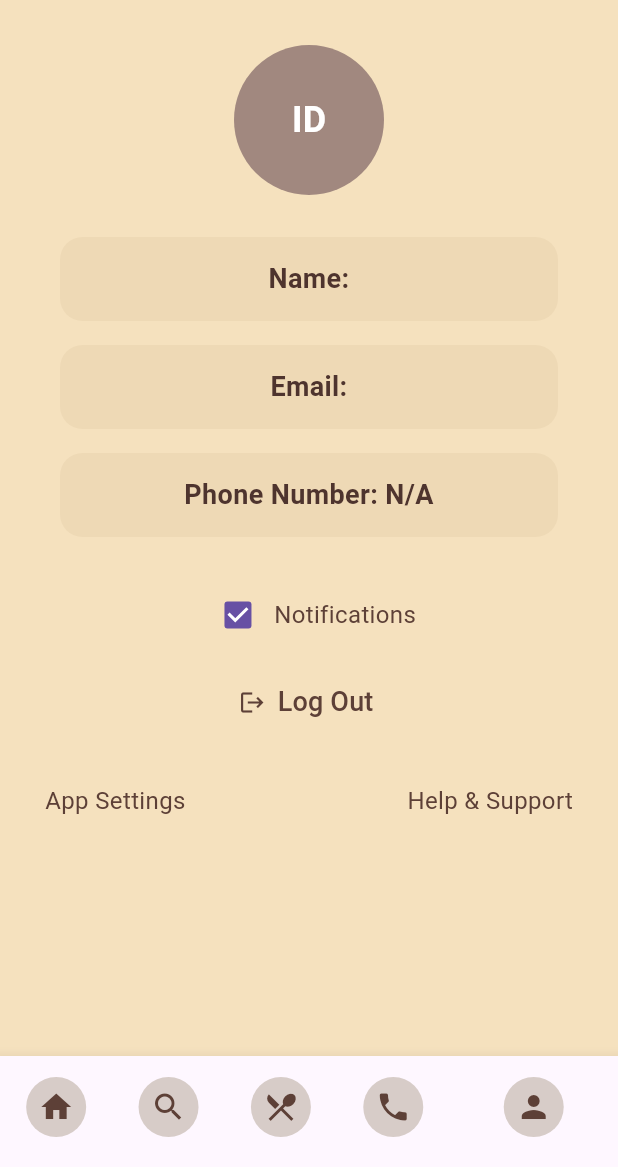
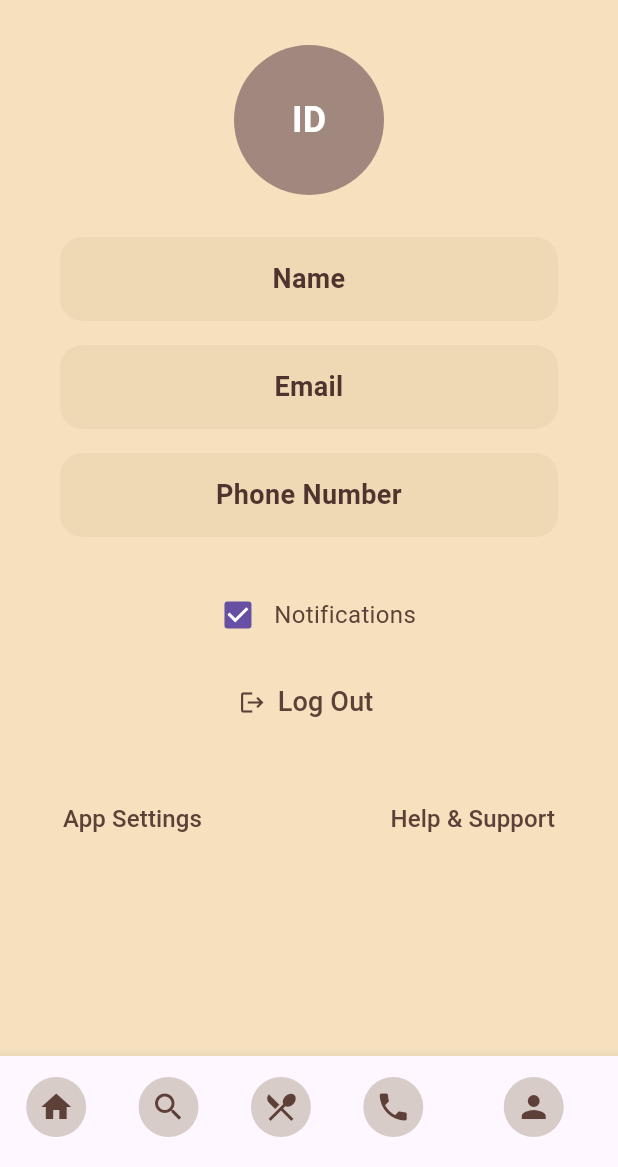
Before and after one commit to Ternard/pics, a Flutter app: the ProfileScreen screen opened by its route, on a phone screen of 412 x 824 dp, the part 69-1236 px from its top. Run offline on Flutter 3.47's test engine with Material 3 defaults, Android fonts, the phone set to English and light mode, and no system bars; our stand-ins replace google_fonts, image_picker, supabase_flutter; accounts and stored records are empty.

Commit message:
Your message

```diff
--- a/lib/profile.dart
+++ b/lib/profile.dart
@@ -1,18 +1,17 @@
+// profile.dart
 import 'package:flutter/material.dart';
 import 'package:google_fonts/google_fonts.dart';
-import 'package:supabase_flutter/supabase_flutter.dart'; // Import Supabase
+import 'settings.dart'; // Import the new SettingsPage
 
 class ProfileScreen extends StatelessWidget {
   const ProfileScreen({super.key});
 
   @override
   Widget build(BuildContext context) {
-    final user = Supabase.instance.client.auth.currentUser;
-
     return Scaffold(
-      backgroundColor: Color(0xFFF5E1BE), // Beige background
+      backgroundColor: const Color(0xFFF5E1BE), // Beige background
       appBar: AppBar(
-        backgroundColor: Color(0xFFF5E1BE),
+        backgroundColor: const Color(0xFFF5E1BE),
         elevation: 0,
         automaticallyImplyLeading: false, // Remove back button
         title: Row(
@@ -22,7 +21,7 @@ class ProfileScreen extends StatelessWidget {
               radius: 18,
               child: Icon(Icons.restaurant, color: Colors.black), // Placeholder for logo
             ),
-            SizedBox(width: 10),
+            const SizedBox(width: 10),
             Text(
               "MealMeter",
               style: GoogleFonts.playfairDisplay(
@@ -37,24 +36,24 @@ class ProfileScreen extends StatelessWidget {
       body: Column(
         crossAxisAlignment: CrossAxisAlignment.center,
         children: [
-          SizedBox(height: 20),
+          const SizedBox(height: 20),
 
           // Profile ID Circle
           CircleAvatar(
             radius: 50,
             backgroundColor: Colors.brown[300],
-            child: Text(
+            child: const Text(
               "ID",
               style: TextStyle(fontSize: 24, fontWeight: FontWeight.bold, color: Colors.white),
             ),
           ),
-          SizedBox(height: 20),
+          const SizedBox(height: 20),
 
           // Profile Information Fields
-          ProfileField(text: "Name: ${user?.email ?? 'N/A'}"),
-          ProfileField(text: "Email: ${user?.email ?? 'N/A'}"),
-          ProfileField(text: "Phone Number: N/A"),
-          SizedBox(height: 20),
+          ProfileField(text: "Name"),
+          ProfileField(text: "Email"),
+          ProfileField(text: "Phone Number"),
+          const SizedBox(height: 20),
 
           // Notifications Toggle
           Row(
@@ -64,27 +63,44 @@ class ProfileScreen extends StatelessWidget {
               Text("Notifications", style: TextStyle(fontSize: 16, color: Colors.brown[700])),
             ],
           ),
-          SizedBox(height: 10),
+          const SizedBox(height: 10),
 
           // Logout Button
           TextButton.icon(
             onPressed: () {
-              Supabase.instance.client.auth.signOut();
-              Navigator.pushNamed(context, '/login');
+              // Logout function here
             },
             icon: Icon(Icons.logout, color: Colors.brown[700]),
             label: Text("Log Out", style: TextStyle(fontSize: 18, color: Colors.brown[700])),
           ),
-          SizedBox(height: 30),
+          const SizedBox(height: 30),
 
           // App Settings & Help
           Padding(
-            padding: EdgeInsets.symmetric(horizontal: 30),
+            padding: const EdgeInsets.symmetric(horizontal: 30),
             child: Row(
               mainAxisAlignment: MainAxisAlignment.spaceBetween,
               children: [
-                Text("App Settings", style: TextStyle(fontSize: 16, color: Colors.brown[700])),
-                Text("Help & Support", style: TextStyle(fontSize: 16, color: Colors.brown[700])),
+                // App Settings Button
+                TextButton(
+                  onPressed: () {
+                    Navigator.pushNamed(context, '/settings'); // Navigate to SettingsPage
+                  },
+                  child: Text(
+                    "App Settings",
+                    style: TextStyle(fontSize: 16, color: Colors.brown[700]),
+                  ),
+                ),
+                // Help & Support Button
+                TextButton(
+                  onPressed: () {
+                    // Navigate to Help & Support page
+                  },
+                  child: Text(
+                    "Help & Support",
+                    style: TextStyle(fontSize: 16, color: Colors.brown[700]),
+                  ),
+                ),
               ],
             ),
           ),
@@ -93,7 +109,7 @@ class ProfileScreen extends StatelessWidget {
 
       // Bottom Navigation Bar
       bottomNavigationBar: BottomNavigationBar(
-        backgroundColor: Color(0xFFF5E1BE), // Beige background
+        backgroundColor: const Color(0xFFF5E1BE), // Beige background
         selectedItemColor: Colors.brown[700], // Darker icon color when selected
         unselectedItemColor: Colors.brown[400], // Lighter icon color when unselected
         showSelectedLabels: false,
@@ -121,7 +137,7 @@ class ProfileScreen extends StatelessWidget {
         items: [
           BottomNavigationBarItem(
             icon: Container(
-              padding: EdgeInsets.all(8),
+              padding: const EdgeInsets.all(8),
               decoration: BoxDecoration(
                 shape: BoxShape.circle,
                 color: Colors.brown[100], // Lighter circle around the icon
@@ -132,7 +148,7 @@ class ProfileScreen extends StatelessWidget {
           ),
           BottomNavigationBarItem(
             icon: Container(
-              padding: EdgeInsets.all(8),
+              padding: const EdgeInsets.all(8),
               decoration: BoxDecoration(
                 shape: BoxShape.circle,
                 color: Colors.brown[100], // Lighter circle around the icon
@@ -143,7 +159,7 @@ class ProfileScreen extends StatelessWidget {
           ),
           BottomNavigationBarItem(
             icon: Container(
-              padding: EdgeInsets.all(8),
+              padding: const EdgeInsets.all(8),
               decoration: BoxDecoration(
                 shape: BoxShape.circle,
                 color: Colors.brown[100], // Lighter circle around the icon
@@ -154,7 +170,7 @@ class ProfileScreen extends StatelessWidget {
           ),
           BottomNavigationBarItem(
             icon: Container(
-              padding: EdgeInsets.all(8),
+              padding: const EdgeInsets.all(8),
               decoration: BoxDecoration(
                 shape: BoxShape.circle,
                 color: Colors.brown[100], // Lighter circle around the icon
@@ -165,7 +181,7 @@ class ProfileScreen extends StatelessWidget {
           ),
           BottomNavigationBarItem(
             icon: Container(
-              padding: EdgeInsets.all(8),
+              padding: const EdgeInsets.all(8),
               decoration: BoxDecoration(
                 shape: BoxShape.circle,
                 color: Colors.brown[100], // Lighter circle around the icon
@@ -189,11 +205,11 @@ class ProfileField extends StatelessWidget {
   @override
   Widget build(BuildContext context) {
     return Container(
-      margin: EdgeInsets.symmetric(vertical: 8, horizontal: 40),
-      padding: EdgeInsets.all(15),
+      margin: const EdgeInsets.symmetric(vertical: 8, horizontal: 40),
+      padding: const EdgeInsets.all(15),
       width: double.infinity,
       decoration: BoxDecoration(
-        color: Color(0xFFEED9B5),
+        color: const Color(0xFFEED9B5),
         borderRadius: BorderRadius.circular(15),
       ),
       child: Text(
```
Also changed, not shown: lib/main.dart (+7 -5 lines), lib/settings.dart (added, +83 -0 lines).
